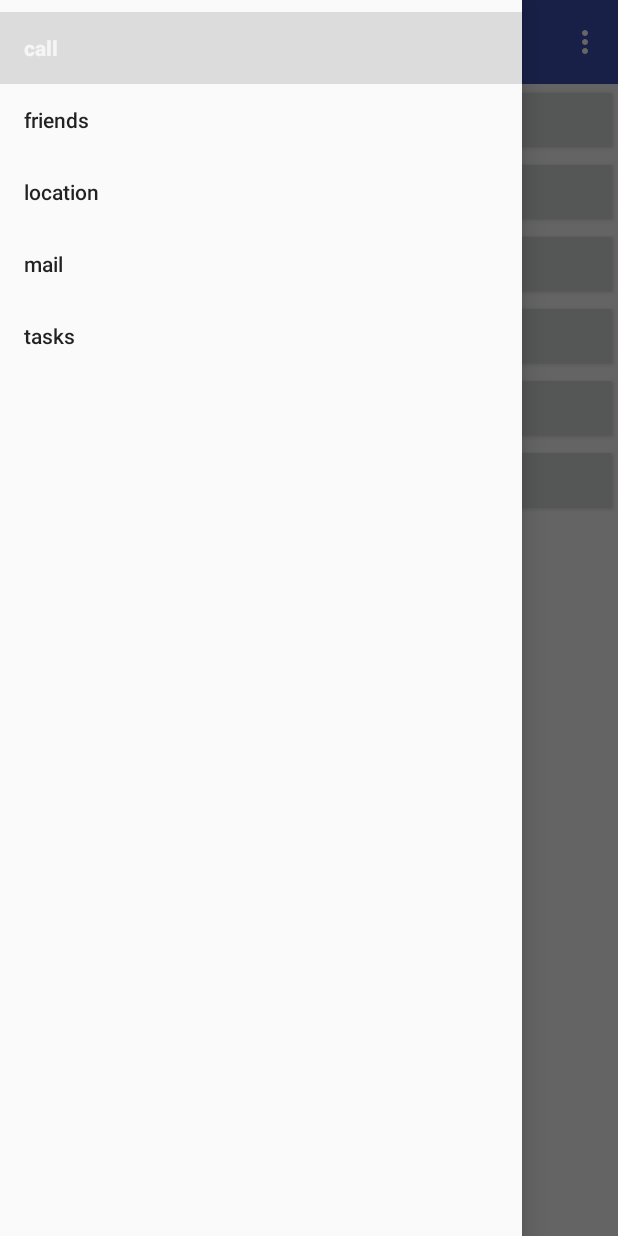
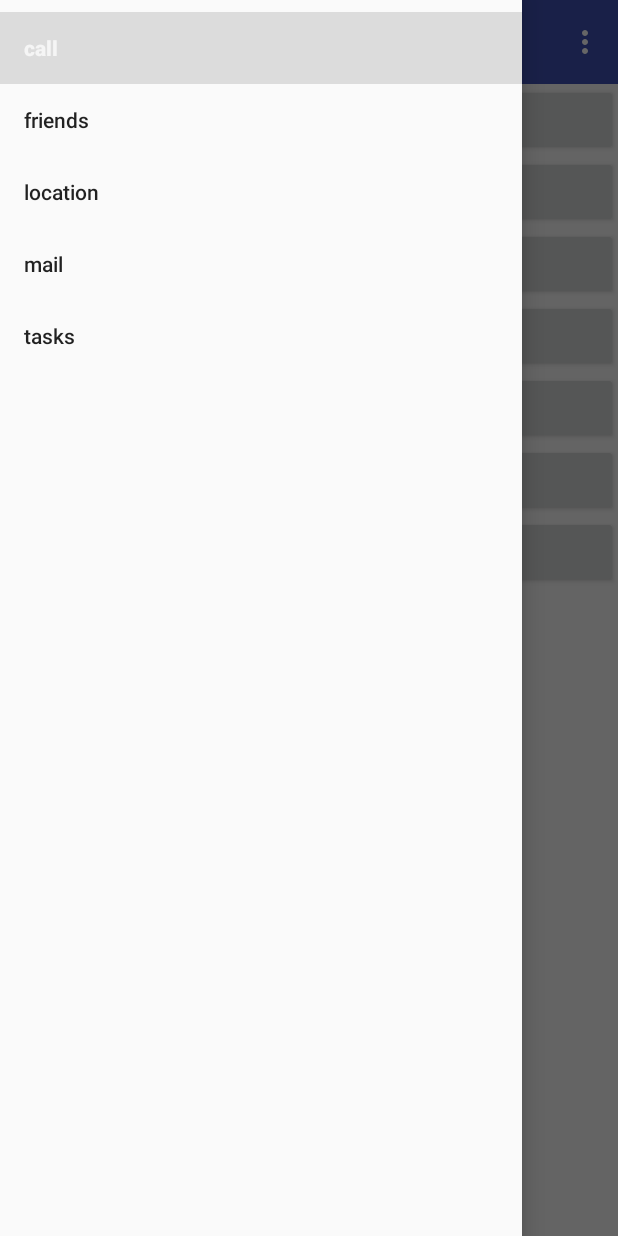
Before and after one commit to BloodBamboo/MyDemoApplication, an Android app: the screen it shows after launch (MainActivity), in the side drawer, after a tap on "friends", on a phone screen of 412 x 824 dp. Run offline under Robolectric (Android 15) with nearby library versions, the light colour scheme and no system bars; our stand-ins replace ButterKnife.

Commit message:
添加shaderviewdemo未完

```diff
--- a/app/src/main/java/com/example/admin/myapplication/MainActivity.java
+++ b/app/src/main/java/com/example/admin/myapplication/MainActivity.java
@@ -1,14 +1,18 @@
 package com.example.admin.myapplication;
 
 import android.content.Intent;
-import android.os.Build;
 import android.os.Bundle;
-import android.support.annotation.RequiresApi;
 import android.support.design.widget.NavigationView;
 import android.support.v7.app.AppCompatActivity;
 import android.support.v7.widget.Toolbar;
 import android.view.Menu;
 
+import com.example.admin.myapplication.activity.LeadPagerActivity;
+import com.example.admin.myapplication.activity.ListPopAnimationActivity;
+import com.example.admin.myapplication.activity.ScrollingActivity;
+import com.example.admin.myapplication.activity.ServiceGuardActivity;
+import com.example.admin.myapplication.activity.ShaderViewActivity;
+import com.example.admin.myapplication.activity.TouchEventTransmitActivity;
 import com.example.admin.myapplication.anime.AnimationActivity;
 
 import butterknife.BindView;
@@ -71,4 +75,9 @@ public class MainActivity extends AppCompatActivity {
     public void onClickTouchTransmit() {
         startActivity(new Intent(this, TouchEventTransmitActivity.class));
     }
+
+    @OnClick(R.id.button_view_Shader_demo)
+    public void onClickShader() {
+        startActivity(new Intent(this, ShaderViewActivity.class));
+    }
 }
--- /dev/null
+++ b/app/src/main/java/com/example/admin/myapplication/activity/ShaderViewActivity.java
@@ -0,0 +1,20 @@
+package com.example.admin.myapplication.activity;
+
+import android.os.Bundle;
+import android.support.annotation.Nullable;
+import android.support.v7.app.AppCompatActivity;
+
+import com.example.admin.myapplication.R;
+
+/**
+ * Created by yangxin on 2017/5/11.
+ */
+
+public class ShaderViewActivity extends AppCompatActivity {
+
+    @Override
+    protected void onCreate(@Nullable Bundle savedInstanceState) {
+        super.onCreate(savedInstanceState);
+        setContentView(R.layout.activity_shader_view);
+    }
+}
--- /dev/null
+++ b/app/src/main/java/com/example/admin/myapplication/view/ShaderView.java
@@ -0,0 +1,73 @@
+package com.example.admin.myapplication.view;
+
+import android.content.Context;
+import android.graphics.Bitmap;
+import android.graphics.BitmapShader;
+import android.graphics.Canvas;
+import android.graphics.Color;
+import android.graphics.Matrix;
+import android.graphics.Paint;
+import android.graphics.Rect;
+import android.graphics.Shader;
+import android.graphics.drawable.BitmapDrawable;
+import android.support.annotation.Nullable;
+import android.util.AttributeSet;
+import android.view.View;
+
+import com.example.admin.myapplication.R;
+
+/**
+ * Created by yangxin on 2017/5/11.
+ */
+
+public class ShaderView extends View {
+
+    Paint mPaint;
+    Bitmap mBitmap;
+    private int mWidth;
+    private int mHeight;
+
+    private int[] mColors = {Color.RED,Color.GREEN,Color.BLUE,Color.YELLOW};
+
+    public ShaderView(Context context) {
+        this(context, null);
+    }
+
+    public ShaderView(Context context, @Nullable AttributeSet attrs) {
+        super(context, attrs);
+        mPaint = new Paint();
+
+        mBitmap = ((BitmapDrawable)context.getDrawable(R.drawable.xyjy)).getBitmap();
+
+        mWidth = mBitmap.getWidth();
+        mHeight = mBitmap.getHeight();
+
+    }
+
+
+    @Override
+    protected void onDraw(Canvas canvas) {
+        super.onDraw(canvas);
+
+        canvas.drawColor(Color.WHITE);
+        /**
+         * TileMode.CLAMP 拉伸最后一个像素去铺满剩下的地方
+         * TileMode.MIRROR 通过镜像翻转铺满剩下的地方。
+         * TileMode.REPEAT 重复图片平铺整个画面（电脑设置壁纸）
+         */
+        BitmapShader bitmapShader = new BitmapShader(mBitmap, Shader.TileMode.MIRROR, Shader.TileMode.MIRROR);
+
+
+        Matrix matrix = new Matrix();
+
+        int scale = Math.max(mHeight, mWidth) / Math.min(mHeight, mWidth);
+
+        matrix.setScale(scale, scale);
+        bitmapShader.setLocalMatrix(matrix);
+
+
+        mPaint.setShader(bitmapShader);
+        canvas.drawCircle(mHeight /2 , mHeight /2, mHeight /2, mPaint);
+//        canvas.drawRect(new Rect(0,0 , 1000, 1600),mPaint);
+    }
+}
--- a/app/src/main/res/layout/activity_scrolling.xml
+++ b/app/src/main/res/layout/activity_scrolling.xml
@@ -5,7 +5,7 @@
     android:layout_width="match_parent"
     android:layout_height="match_parent"
     android:fitsSystemWindows="true"
-    tools:context="com.example.admin.myapplication.ScrollingActivity">
+    tools:context="com.example.admin.myapplication.activity.ScrollingActivity">
 
     <android.support.design.widget.AppBarLayout
         android:id="@+id/app_bar"
--- a/app/src/main/res/layout/content_scrolling.xml
+++ b/app/src/main/res/layout/content_scrolling.xml
@@ -5,7 +5,7 @@
     android:layout_width="match_parent"
     android:layout_height="match_parent"
     app:layout_behavior="@string/appbar_scrolling_view_behavior"
-    tools:context="com.example.admin.myapplication.ScrollingActivity"
+    tools:context="com.example.admin.myapplication.activity.ScrollingActivity"
     tools:showIn="@layout/activity_scrolling">
 
     <TextView
--- a/app/src/main/res/layout/mainlayout.xml
+++ b/app/src/main/res/layout/mainlayout.xml
@@ -54,6 +54,12 @@
             android:layout_width="match_parent"
             android:layout_height="wrap_content"
             android:text="ViewTouch事件传递验证" />
+        <Button
+            android:id="@+id/button_view_Shader_demo"
+            android:layout_width="match_parent"
+            android:layout_height="wrap_content"
+            android:text="画笔着色器例子" />
+
     </LinearLayout>
 
     <android.support.design.widget.NavigationView
--- a/app/src/main/res/layout/view_touch_event_transmit.xml
+++ b/app/src/main/res/layout/view_touch_event_transmit.xml
@@ -12,6 +12,7 @@
         android:id="@+id/my_text_view"
         android:layout_width="wrap_content"
         android:layout_height="wrap_content"
+        android:clickable="true"
         android:text="Hello World!"
         android:textSize="20sp" />
 </com.example.admin.myapplication.view.MyRelativeLayout>
--- a/app/src/main/res/menu/menu_scrolling.xml
+++ b/app/src/main/res/menu/menu_scrolling.xml
@@ -1,7 +1,7 @@
 <menu xmlns:android="http://schemas.android.com/apk/res/android"
     xmlns:app="http://schemas.android.com/apk/res-auto"
     xmlns:tools="http://schemas.android.com/tools"
-    tools:context="com.example.admin.myapplication.ScrollingActivity">
+    tools:context="com.example.admin.myapplication.activity.ScrollingActivity">
     <item
         android:id="@+id/action_settings"
         android:orderInCategory="100"
```
Also changed, not shown: app/src/main/AndroidManifest.xml (+8 -5 lines), app/src/main/java/com/example/admin/myapplication/activity/LeadPagerActivity.java (added, +30 -0 lines), app/src/main/java/com/example/admin/myapplication/activity/ListPopAnimationActivity.java (added, +129 -0 lines), app/src/main/java/com/example/admin/myapplication/activity/ScrollingActivity.java (added, +154 -0 lines), app/src/main/java/com/example/admin/myapplication/activity/ServiceGuardActivity.java (added, +22 -0 lines), app/src/main/java/com/example/admin/myapplication/activity/TouchEventTransmitActivity.java (added, +119 -0 lines), app/src/main/res/layout/activity_shader_view.xml (added, +8 -0 lines), app/src/main/res/drawable/xyjy.jpg (added), app/src/main/res/drawable/xyjy2.png (added), app/src/main/res/drawable/xyjy3.jpg (added).
